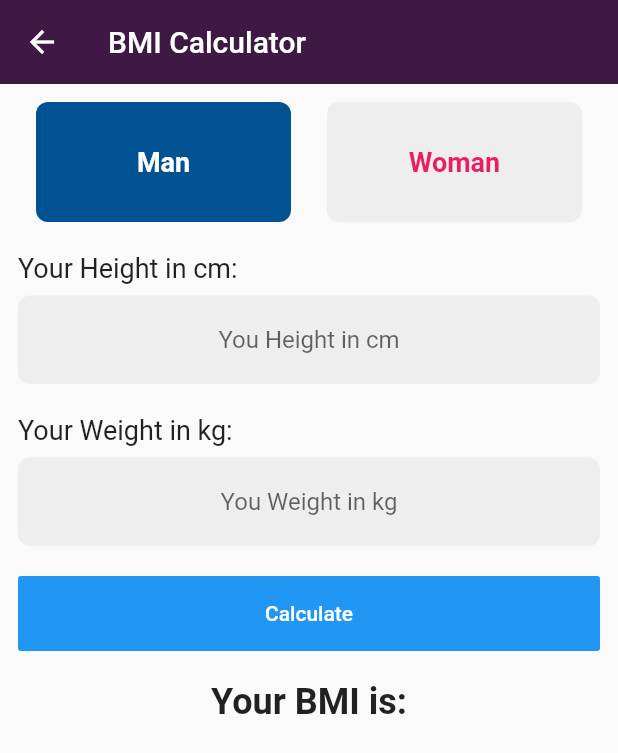
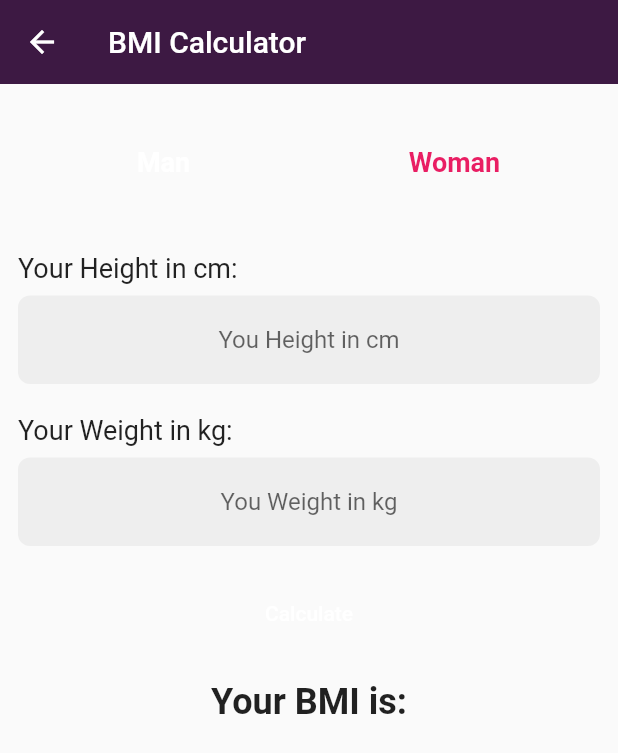
Before and after one commit to Tarooba-Faheem-Hussain/Vision_onWay-fyp, a Flutter app: the BmiCalculator screen opened directly, on a phone screen of 412 x 824 dp. Shown: the top 753 px of the screen. Run offline on Flutter 3.47's test engine with Material 2 defaults, Android fonts, the phone set to English and light mode, and no system bars; our stand-ins replace camera, firebase_auth, firebase_core, firebase_database, fl_chart, flutter_svg and 6 more; accounts and stored records are empty; Roboto replaces fonts that are missing (Amaranth).

Commit message:
-- Build Fixes

```diff
--- a/lib/screens/home/BMI_calculator.dart
+++ b/lib/screens/home/BMI_calculator.dart
@@ -134,7 +134,7 @@ class _BmiCalculatorState extends State<BmiCalculator> {
               Container(
                 width: double.infinity,
                 height: 50.0,
-                child: FlatButton(
+                child: TextButton(
                   onPressed:() {
                     setState(() {
                        height = double.parse(heightController.value.text);
@@ -144,7 +144,7 @@ class _BmiCalculatorState extends State<BmiCalculator> {
                     calculteBmi(height, weight);
                   //
                   },
-                  color: Colors.blue,
+                  // color: Colors.blue,
                   child: Text("Calculate", style: TextStyle(
                     color: Colors.white,
                ),
@@ -212,15 +212,15 @@ void calculteBmi(double height, double weight){
         margin: EdgeInsets.symmetric(horizontal: 12.0),
        //add some heith to btn
        height: 80.0,
-        child: FlatButton(
-//wanna change button color
-//
-//
-          color: currentindex == index ? color : Colors.grey[200],
-// add round border
-          shape: RoundedRectangleBorder(
-            borderRadius: BorderRadius.circular(8.0),
-          ),
+        child: TextButton(
+          //wanna change button color
+          //
+          //
+          // color: currentindex == index ? color : Colors.grey[200],
+          // add round border
+          // shape: RoundedRectangleBorder(
+          //   borderRadius: BorderRadius.circular(8.0),
+          // ),
 
           onPressed: () {
             //
--- a/lib/screens/home/person_screen.dart
+++ b/lib/screens/home/person_screen.dart
@@ -99,6 +99,7 @@ class Person extends StatelessWidget {
                     child: ElevatedButton.icon(
                         icon: Icon(Icons.logout),
                         style: ElevatedButton.styleFrom(
+                          // ignore: deprecated_member_use
                           primary: Color.fromARGB(255, 91, 36, 122),
                         ),
                         onPressed: () => _authController.signout(),
--- a/lib/screens/home/progress_screen.dart
+++ b/lib/screens/home/progress_screen.dart
@@ -42,6 +42,7 @@ class Progress extends StatelessWidget {
 
                               style: ElevatedButton.styleFrom(
                                   minimumSize: Size(5, 5),
+                                   // ignore: deprecated_member_use
                                    primary:Color.fromARGB(255, 167, 124, 175)
                                   //onPrimary: Color.fromARGB(255, 167, 124,170)
                                   ),
@@ -88,6 +89,7 @@ class Progress extends StatelessWidget {
                           ElevatedButton(
                               style: ElevatedButton.styleFrom(
                                   minimumSize: Size(0, 0),
+                                  // ignore: deprecated_member_use
                                   primary:Color.fromARGB(255, 167, 124, 175)
                                   //onPrimary: Color.fromARGB(255, 167, 124,170)
                                   ),
--- a/lib/screens/home/workout_screen.dart
+++ b/lib/screens/home/workout_screen.dart
@@ -87,6 +87,7 @@ class _Workout_ScreenState extends State<Workout_Screen> {
               icon: Icon(Icons.refresh, color: Colors.white),
               onPressed: () {},
               style: TextButton.styleFrom(
+                // ignore: deprecated_member_use
                 primary: Colors.white,
               ),
             ),
--- a/lib/widgets/button_widget.dart
+++ b/lib/widgets/button_widget.dart
@@ -14,6 +14,7 @@ class ButtonWidget extends StatelessWidget {
   Widget build(BuildContext context) => ElevatedButton(
         style: ElevatedButton.styleFrom(
           shape: StadiumBorder(),
+          // ignore: deprecated_member_use
           onPrimary: Colors.white,
           padding: EdgeInsets.symmetric(horizontal: 32, vertical: 12),
         ),
--- a/lib/widgets/rounded_elevated_button.dart
+++ b/lib/widgets/rounded_elevated_button.dart
@@ -23,6 +23,7 @@ class RoundedElevatedButton extends StatelessWidget {
       ),
       style: ElevatedButton.styleFrom(
         padding: padding,
+        // ignore: deprecated_member_use
         primary: kPrimaryColor,
         shape: RoundedRectangleBorder(
           borderRadius: BorderRadius.circular(30),
--- a/pubspec.yaml
+++ b/pubspec.yaml
@@ -28,7 +28,7 @@ dependencies:
   smooth_page_indicator: ^1.0.0+2
   youtube_player_flutter: ^8.0.0 # play youtube videos
   speech_recognition: ^0.3.0+1
-  flutter_tts: ^0.7.0
+  # flutter_tts: ^0.7.0
 
 
 dev_dependencies:
```
Also changed, not shown: pubspec.lock.
